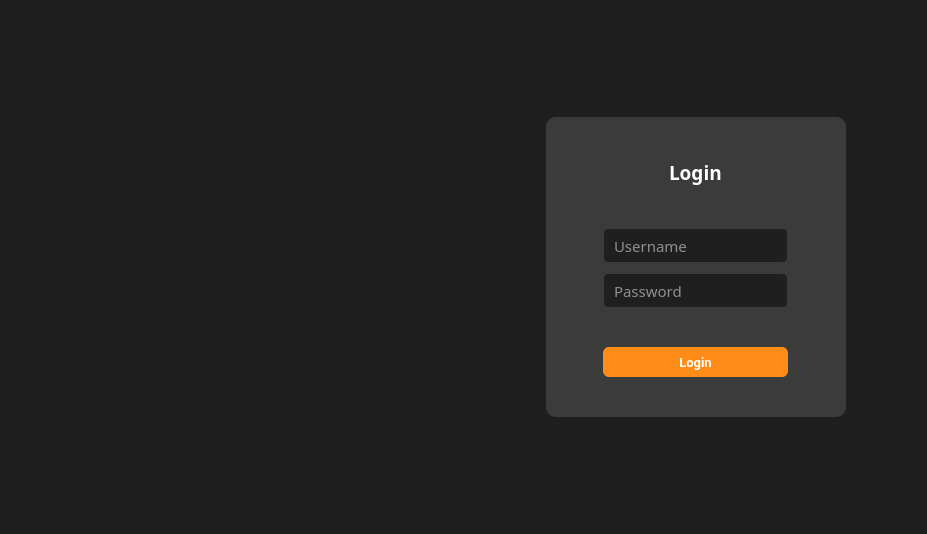
This is .UI Files/loginPage.ui in KattyShin/FINALCOFFITO as Qt 5 draws it before an edit. The edited form follows.
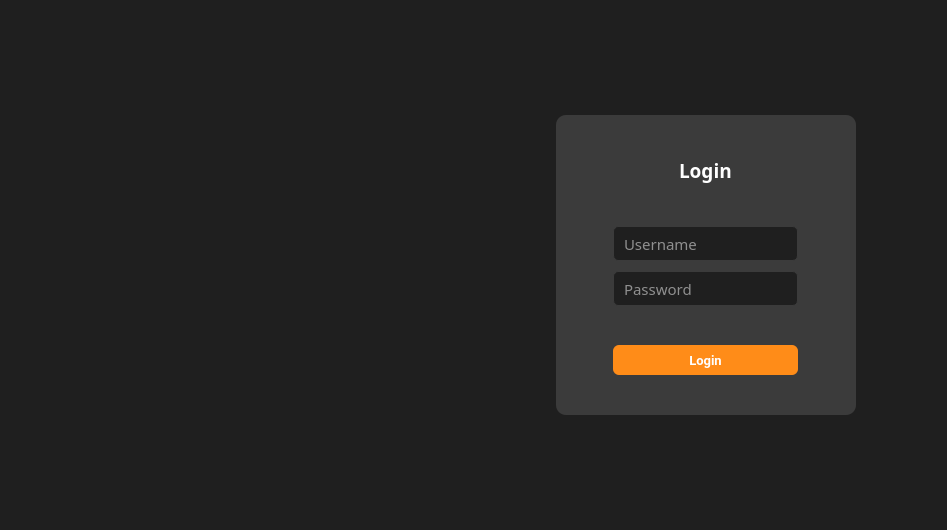
This is the edited form. Icons and pictures are not drawn.

```diff
--- a/.UI Files/loginPage.ui
+++ b/.UI Files/loginPage.ui
@@ -6,8 +6,8 @@
    <rect>
     <x>0</x>
     <y>0</y>
-    <width>915</width>
-    <height>534</height>
+    <width>947</width>
+    <height>530</height>
    </rect>
   </property>
   <property name="windowTitle">
```
Left out of the diff: 2 changed lines with no effect on the pictures.
